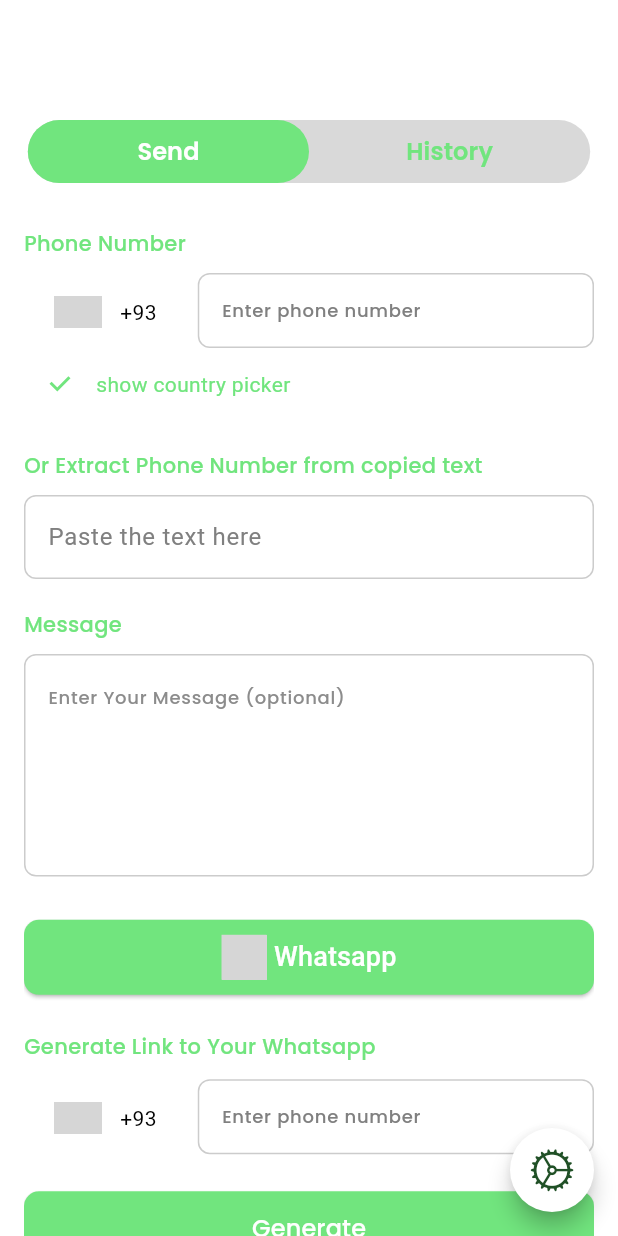
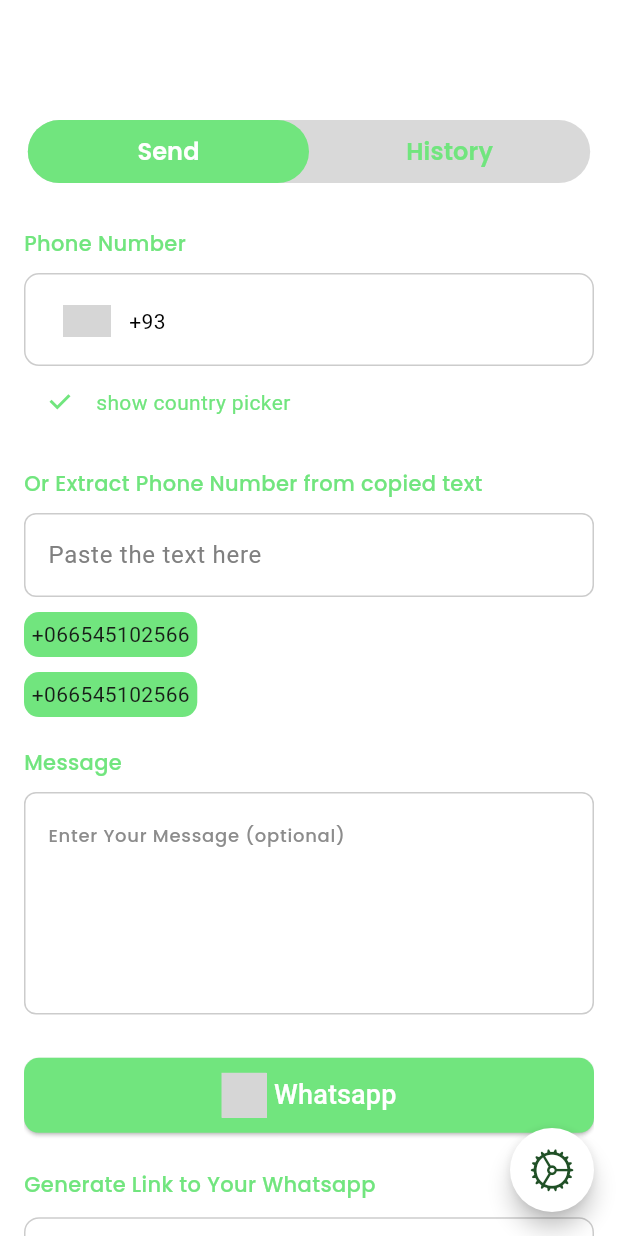
Before and after one commit to monzir3bdo/whatsapp_direct_message, a Flutter app: the screen it shows after launch, on a phone screen of 412 x 824 dp. Run offline on Flutter 3.47's test engine with Material 3 defaults, Android fonts, the phone set to English and light mode, and no system bars; drawn by our look-alikes of intl_phone_number_input; our stand-ins replace bloc, flutter_bloc, flutter_svg, freezed_annotation, gap, hive and 1 more; accounts and stored records are empty; grey boxes are pictures that could not be loaded.

Commit message:
phone border fix

```diff
--- a/lang/ar.json
+++ b/lang/ar.json
@@ -24,5 +24,6 @@
     "share_the_app": "مشاركة التطبيق",
     "settings": "الإعدادات",
     "or_extract_phone_number_from_copied_text": "أو استخرج رقم الهاتف من النص المنسوخ",
-    "paste_the_text_here": "الصق النص هنا"
+    "paste_the_text_here": "الصق النص هنا",
+    "copy_your_link": "انسخ الرابط"
 }
--- a/lang/en.json
+++ b/lang/en.json
@@ -24,5 +24,6 @@
     "share_the_app": "Share The App",
     "settings": "Settings",
     "or_extract_phone_number_from_copied_text": "Or Extract Phone Number from copied text",
-    "paste_the_text_here": "Paste the text here"
+    "paste_the_text_here": "Paste the text here",
+    "copy_your_link": "Copy Your Link"
 }
--- a/lib/blocs/app/app_cubit.dart
+++ b/lib/blocs/app/app_cubit.dart
@@ -1,4 +1,5 @@
 import 'package:bloc/bloc.dart';
+import 'package:flutter/material.dart';
 import 'package:freezed_annotation/freezed_annotation.dart';
 import 'package:whatsapp_direct_message/core/database/hive_data_base.dart';
 
@@ -7,8 +8,7 @@ part 'app_state.dart';
 
 class AppCubit extends Cubit<AppState> {
   AppCubit() : super(const AppState.initial());
-  bool isDark =
-      HiveDatabase.instance.isDark!.get(darkKey, defaultValue: false)!;
+  bool isDark =  HiveDatabase.instance.isDark!.get(darkKey)?? ThemeMode.system == ThemeMode.dark;
   bool saveNumber = HiveDatabase.instance.isSaveEnabled!
       .get(saveEnabledKey, defaultValue: true)!;
   String locale = HiveDatabase.instance.selectedLanguage!
--- a/lib/core/localization/lang_keys.dart
+++ b/lib/core/localization/lang_keys.dart
@@ -29,4 +29,5 @@ class LangKeys {
   static const String settings = 'settings';
   static const String orExtractPhoneNumberFromCopiedText = 'or_extract_phone_number_from_copied_text';
   static const String pasteTheTextHere = 'paste_the_text_here';
+  static const String copyYourLink = 'copy_your_link';
 }
--- a/lib/core/theme/colors.dart
+++ b/lib/core/theme/colors.dart
@@ -8,6 +8,7 @@ abstract class AppLightColors {
   static const Color black = Color(0xff000000);
   static const Color darkGrey = Color(0xff000000);
   static const Color red = Color(0xffFF0000);
+  static const Color textFieldBorderColor = Color(0xffcccccc);
 }
 
 abstract class AppDarkColors {
@@ -20,4 +21,5 @@ abstract class AppDarkColors {
   static const Color darkGrey = Color(0xff646464);
   static const Color red = Color(0xffFF0000);
   static const Color containerColor = Color(0xff333333);
+  static const Color textFieldBorderColor = Color(0xff71E57E);
 }
--- a/lib/models/contact_model.dart
+++ b/lib/models/contact_model.dart
@@ -6,7 +6,7 @@ part 'contact_model.g.dart';
 class ContactModel {
   @HiveField(0)
   final String? name;
-  @HiveField(2)
+  @HiveField(1)
   final String phoneNumber;
 
   ContactModel({this.name, required this.phoneNumber});
--- a/lib/widgets/history/activate_history_widget.dart
+++ b/lib/widgets/history/activate_history_widget.dart
@@ -2,7 +2,6 @@ import 'package:whatsapp_direct_message/core/localization/lang_keys.dart';
 import 'package:flutter/material.dart';
 import 'package:gap/gap.dart';
 import 'package:whatsapp_direct_message/core/extensions/build_context_extension.dart';
-import 'package:whatsapp_direct_message/core/extensions/string_extension.dart';
 import 'package:whatsapp_direct_message/core/theme/app_text_styels.dart';
 import 'package:whatsapp_direct_message/core/theme/colors.dart';
 import 'package:whatsapp_direct_message/widgets/history/go_to_settings_button.dart';
--- a/lib/widgets/home/extract_from_copied.dart
+++ b/lib/widgets/home/extract_from_copied.dart
@@ -3,6 +3,7 @@ import 'package:whatsapp_direct_message/core/localization/lang_keys.dart';
 import 'package:whatsapp_direct_message/core/extensions/build_context_extension.dart';
 import 'package:flutter/material.dart';
 import 'package:whatsapp_direct_message/core/extensions/string_extension.dart';
+import 'package:whatsapp_direct_message/core/theme/colors.dart';
 
 import '../../blocs/send/send_message_cubit.dart';
 import 'phone_number_widget.dart';
@@ -17,7 +18,9 @@ class ExtractFromCopiedTextWidgets extends StatelessWidget {
     return Column(
       crossAxisAlignment: CrossAxisAlignment.start,
       children: [
-        PhoneTitle(title: context.translate(LangKeys.orExtractPhoneNumberFromCopiedText)),
+        PhoneTitle(
+            title:
+                context.translate(LangKeys.orExtractPhoneNumberFromCopiedText)),
         const SizedBox(
           height: 10,
         ),
@@ -26,7 +29,29 @@ class ExtractFromCopiedTextWidgets extends StatelessWidget {
           decoration: InputDecoration(
             hintText: context.translate(LangKeys.pasteTheTextHere),
           ),
-        )
+        ),
+        const SizedBox(
+          height: 10,
+        ),
+        Container(
+          padding: const EdgeInsets.all(5),
+          decoration: BoxDecoration(
+            color: AppLightColors.primary,
+            borderRadius: BorderRadius.circular(10),
+          ),
+          child: Text('+066545102566'),
+        ),
+        SizedBox(
+          height: 10,
+        ),
+        Container(
+          padding: const EdgeInsets.all(5),
+          decoration: BoxDecoration(
+            color: AppLightColors.primary,
+            borderRadius: BorderRadius.circular(10),
+          ),
+          child: Text('+066545102566'),
+        ),
       ],
     );
   }
--- a/lib/widgets/home/generate_result_widget.dart
+++ b/lib/widgets/home/generate_result_widget.dart
@@ -1,5 +1,6 @@
 import 'package:flutter/material.dart';
 import 'package:whatsapp_direct_message/core/extensions/build_context_extension.dart';
+import 'package:whatsapp_direct_message/core/extensions/string_extension.dart';
 import 'package:whatsapp_direct_message/core/localization/lang_keys.dart';
 import 'package:whatsapp_direct_message/core/theme/app_text_styels.dart';
 import 'package:whatsapp_direct_message/core/theme/colors.dart';
@@ -10,7 +11,7 @@ class GenerateResultWidget extends StatelessWidget {
   @override
   Widget build(BuildContext context) {
     return Center(
-      child: Text(context.translate(LangKeys.waMe96654510255),
+      child: Text(context.translate(LangKeys.copyYourLink),
           style: AppTextStyles.semiBold16.copyWith(
             color: AppLightColors.primary,
           )),
--- a/lib/widgets/home/international_phon_widget.dart
+++ b/lib/widgets/home/international_phon_widget.dart
@@ -5,6 +5,7 @@ import 'package:whatsapp_direct_message/blocs/app/app_cubit.dart';
 import 'package:whatsapp_direct_message/blocs/send/send_message_cubit.dart';
 import 'package:whatsapp_direct_message/core/extensions/build_context_extension.dart';
 import 'package:whatsapp_direct_message/core/theme/app_text_styels.dart';
+import 'package:whatsapp_direct_message/core/theme/colors.dart';
 
 import '../../core/localization/lang_keys.dart';
 
@@ -15,7 +16,28 @@ class InternationalPhoneWidget extends StatelessWidget {
 
   @override
   Widget build(BuildContext context) {
-    return InternationalPhoneNumberInput(
+    return Container(
+      padding: EdgeInsets.all(5),
+      decoration: BoxDecoration(
+        border: Border.all(
+          color: context.read<AppCubit>().isDark
+              ? AppDarkColors.textFieldBorderColor
+              : AppLightColors.textFieldBorderColor,
+        ),
+        borderRadius: BorderRadius.circular(10),
+      ),
+      child: InternationalPhoneNumberInput(
+        inputDecoration: const InputDecoration(
+            focusedBorder: OutlineInputBorder(
+              borderSide: BorderSide(
+                color: Colors.transparent,
+              ),
+            ),
+            enabledBorder: OutlineInputBorder(
+              borderSide: BorderSide(
+                color: Colors.transparent,
+              ),
+            )),
         textFieldController: context.read<SendMessageCubit>().phoneController,
         hintText: context.translate(LangKeys.enterPhoneNumber),
         textStyle: AppTextStyles.medium14.copyWith(
@@ -30,7 +52,7 @@ class InternationalPhoneWidget extends StatelessWidget {
         },
         onInputValidated: (bool value) {},
         selectorConfig: const SelectorConfig(
-        selectorType: PhoneInputSelectorType.DIALOG,
+          selectorType: PhoneInputSelectorType.BOTTOM_SHEET,
         ),
         validator: (phoneNumber) {
           if (phoneNumber!.length < 6) {
@@ -38,6 +60,7 @@ class InternationalPhoneWidget extends StatelessWidget {
           }
           return null;
         },
+      ),
     );
   }
 }
```
Lines whose indentation alone changed are shown as unchanged.
